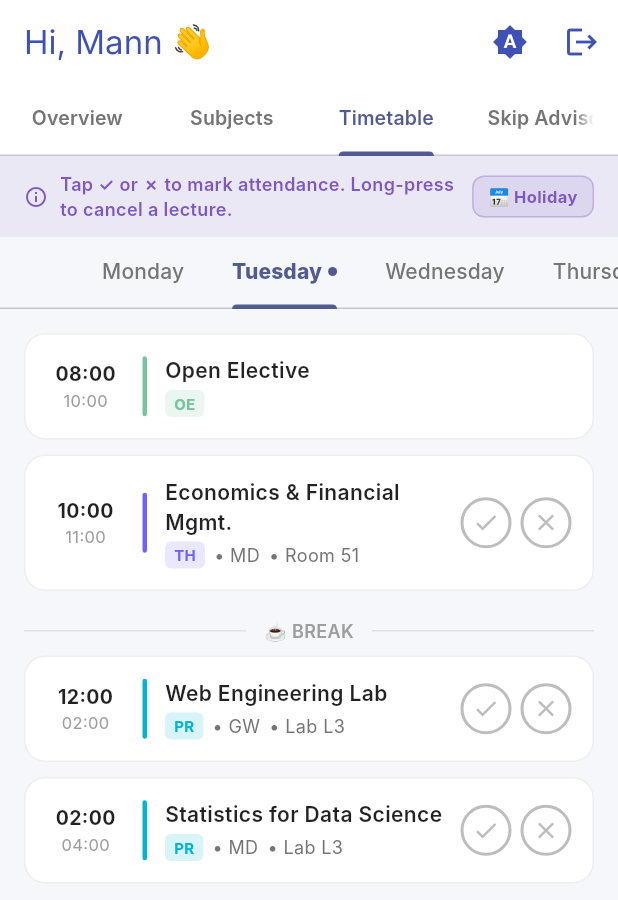
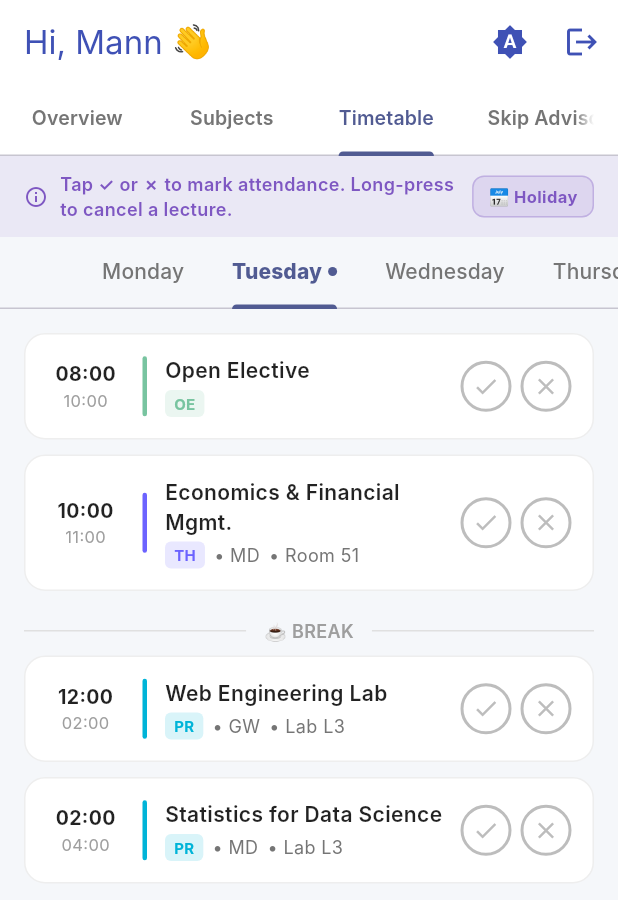
Before and after one commit to MannPatel1236/Attendify, a Flutter app: the screen it shows after launch, after a tap on "Student Portal", after a tap on "Mark Today", on a phone screen of 412 x 824 dp. Shown: the top 900 px of the screen. Run offline on Flutter 3.47's test engine with Material 3 defaults, Android fonts, the phone set to English and light mode, and no system bars; our stand-ins replace image_picker, shared_preferences; Roboto replaces fonts that are missing (Inter).

Commit message:
fixed oe marking

```diff
--- a/lib/screens/student_dashboard.dart
+++ b/lib/screens/student_dashboard.dart
@@ -819,8 +819,8 @@ class _StudentDashboardState extends State<StudentDashboard> with SingleTickerPr
                                   ],
                                 ),
                               ),
-                              // ── Self-mark buttons (only for today, non-OE, not disabled) ──
-                              if (isToday && slot.subjectKey != 'OE' && !isDisabled) ...[
+                              // ── Self-mark buttons (only for today, not disabled) ──
+                              if (isToday && !isDisabled) ...[
                                 const SizedBox(width: 8),
                                 _markButton(
                                   icon: Icons.check,
```
Also changed, not shown: 2 other files.
